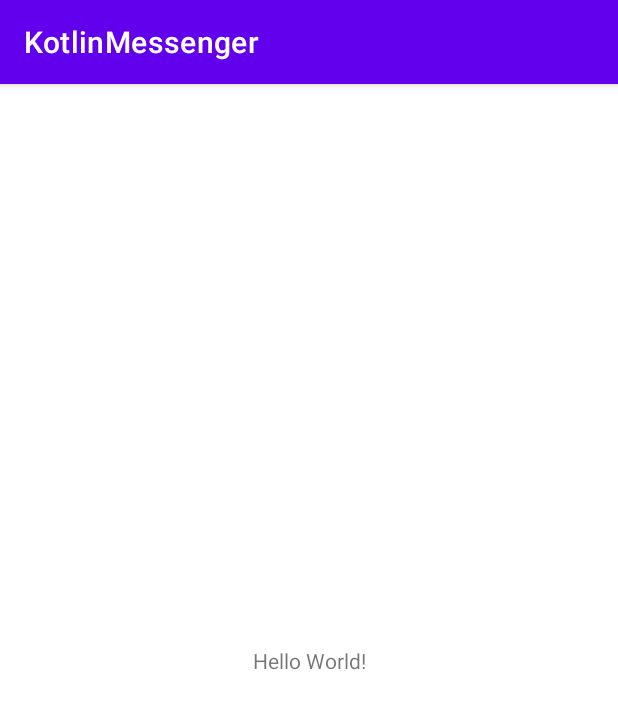
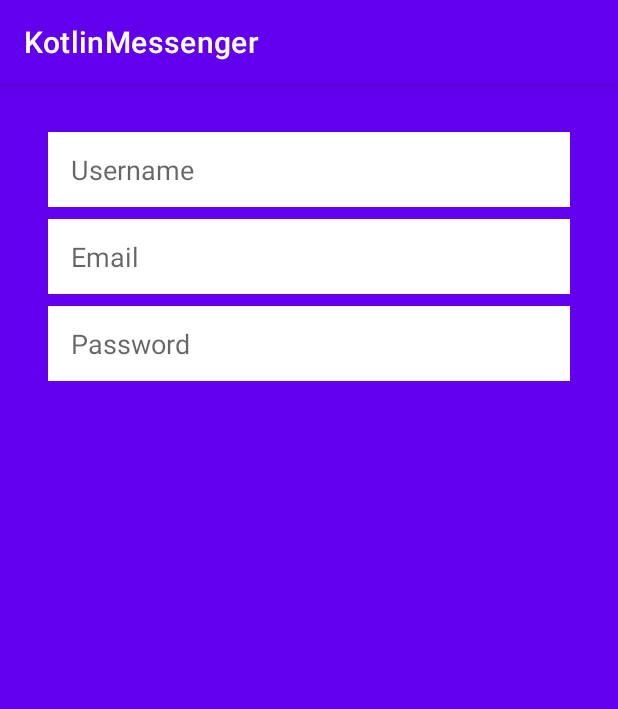
Before and after one commit to 196Sebastian/kotlin-messenger, an Android app: the screen it shows after launch (MainActivity), on a phone screen of 412 x 824 dp. Shown: the top 709 px of the screen. Run offline under Robolectric (Android 15) with nearby library versions, the phone set to English and light mode, and no system bars.

Commit message:
Adding the editTexts for the login UI

```diff
--- a/app/src/main/res/layout/activity_main.xml
+++ b/app/src/main/res/layout/activity_main.xml
@@ -4,15 +4,53 @@
     xmlns:tools="http://schemas.android.com/tools"
     android:layout_width="match_parent"
     android:layout_height="match_parent"
+    android:background="@color/design_default_color_primary"
     tools:context=".MainActivity">
 
-    <TextView
-        android:layout_width="wrap_content"
-        android:layout_height="wrap_content"
-        android:text="Hello World!"
-        app:layout_constraintBottom_toBottomOf="parent"
-        app:layout_constraintLeft_toLeftOf="parent"
-        app:layout_constraintRight_toRightOf="parent"
+    <EditText
+        android:id="@+id/editText"
+        android:layout_width="0dp"
+        android:layout_height="50dp"
+        android:layout_marginStart="32dp"
+        android:layout_marginEnd="32dp"
+        android:layout_marginLeft="32dp"
+        android:layout_marginRight="32dp"
+        android:layout_marginTop="32dp"
+        android:paddingLeft="15dp"
+        android:background="@color/white"
+        android:ems="10"
+        android:hint="Username"
+        android:inputType="textPersonName"
+        app:layout_constraintEnd_toEndOf="parent"
+        app:layout_constraintStart_toStartOf="parent"
         app:layout_constraintTop_toTopOf="parent" />
 
+    <EditText
+        android:id="@+id/editText2"
+        android:layout_width="0dp"
+        android:layout_height="50dp"
+        android:layout_marginTop="8dp"
+        android:paddingLeft="15dp"
+        android:background="@color/white"
+        android:ems="10"
+        android:hint="Email"
+        android:inputType="textEmailAddress"
+        app:layout_constraintEnd_toEndOf="@+id/editText"
+        app:layout_constraintStart_toStartOf="@+id/editText"
+        app:layout_constraintTop_toBottomOf="@+id/editText" />
+
+    <EditText
+        android:layout_width="0dp"
+        android:layout_height="50dp"
+        android:layout_marginTop="8dp"
+        android:paddingLeft="15dp"
+        android:ems="10"
+        android:background="@color/white"
+        android:hint="Password"
+        android:inputType="textPassword"
+        app:layout_constraintEnd_toEndOf="@+id/editText2"
+        app:layout_constraintStart_toStartOf="@+id/editText2"
+        app:layout_constraintTop_toBottomOf="@+id/editText2" />
+
+
 </androidx.constraintlayout.widget.ConstraintLayout>
```
